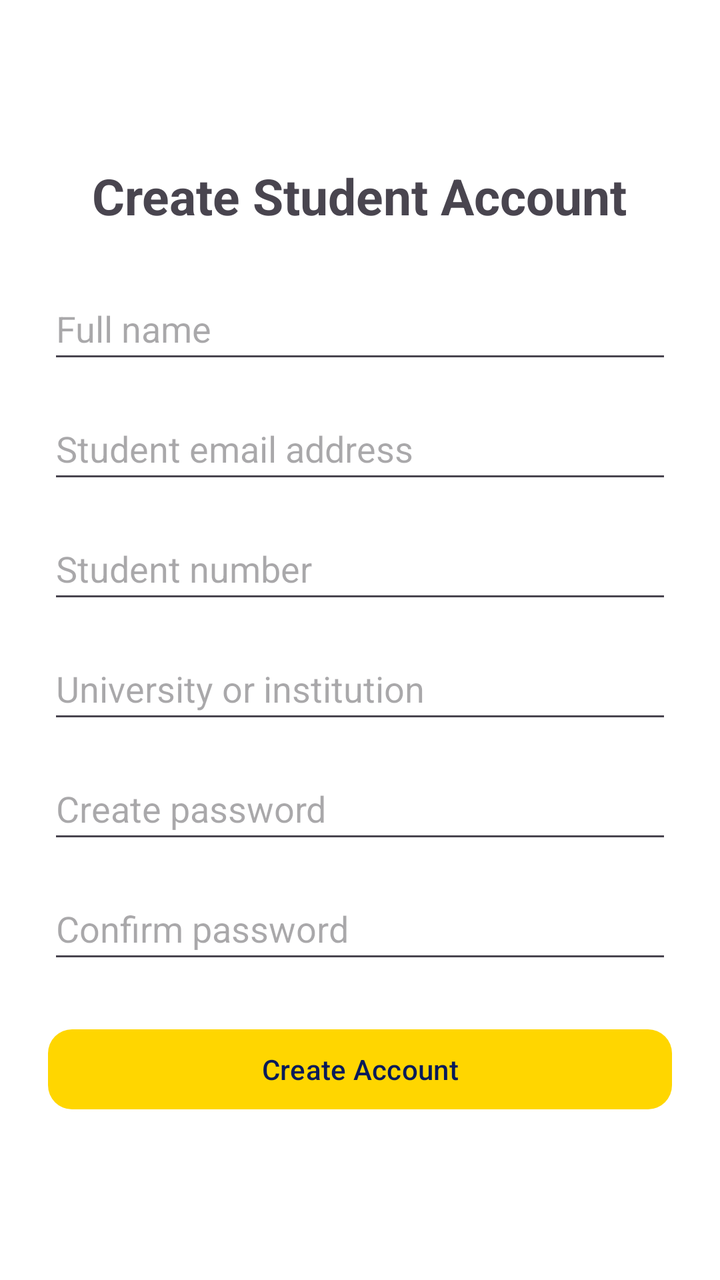
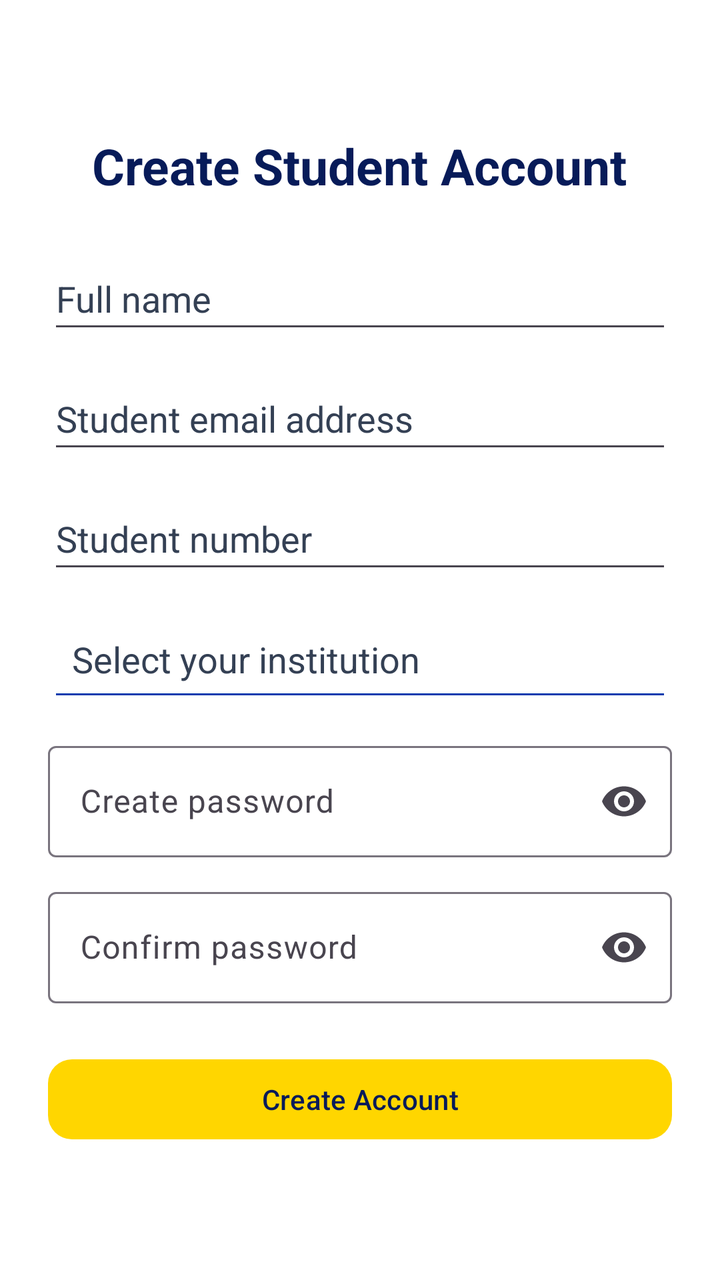

Two renders of the same Android screen: before a commit and after it. Below are the layout's source before the change and the commit's diff.
<!-- AndroidManifest.xml: application theme Theme.StudentMarketplace -->
<!-- res/layout/fragment_register.xml -->
<?xml version="1.0" encoding="utf-8"?>
<ScrollView
    xmlns:android="http://schemas.android.com/apk/res/android"
    android:layout_width="match_parent"
    android:layout_height="match_parent"
    android:fillViewport="true">

    
    <LinearLayout
        android:layout_width="match_parent"
        android:layout_height="wrap_content"
        android:orientation="vertical"
        android:gravity="center"
        android:padding="24dp">

        
        <TextView
            android:layout_width="wrap_content"
            android:layout_height="wrap_content"
            android:text="Create Student Account"
            android:textSize="25sp"
            android:textStyle="bold"
            android:layout_marginBottom="24dp" />

        
        <EditText
            android:id="@+id/etRegisterName"
            android:layout_width="match_parent"
            android:layout_height="wrap_content"
            android:minHeight="48dp"
            android:hint="Full name"
            android:inputType="textPersonName"
            android:autofillHints="name" />

        
        <EditText
            android:id="@+id/etRegisterEmail"
            android:layout_width="match_parent"
            android:layout_height="wrap_content"
            android:minHeight="48dp"
            android:hint="Student email address"
            android:inputType="textEmailAddress"
            android:autofillHints="emailAddress"
            android:layout_marginTop="12dp" />

        
        <EditText
            android:id="@+id/etStudentNumber"
            android:layout_width="match_parent"
            android:layout_height="wrap_content"
            android:minHeight="48dp"
            android:hint="Student number"
            android:inputType="text"
            android:autofillHints="username"
            android:layout_marginTop="12dp" />

        
        <EditText
            android:id="@+id/etInstitution"
            android:layout_width="match_parent"
            android:layout_height="wrap_content"
            android:minHeight="48dp"
            android:hint="University or institution"
            android:inputType="textCapWords"
            android:layout_marginTop="12dp" />

        
        <EditText
            android:id="@+id/etRegisterPassword"
            android:layout_width="match_parent"
            android:layout_height="wrap_content"
            android:minHeight="48dp"
            android:hint="Create password"
            android:inputType="textPassword"
            android:autofillHints="newPassword"
            android:layout_marginTop="12dp" />

        
        <EditText
            android:id="@+id/etConfirmPassword"
            android:layout_width="match_parent"
            android:layout_height="wrap_content"
            android:minHeight="48dp"
            android:hint="Confirm password"
            android:inputType="textPassword"
            android:layout_marginTop="12dp" />

        
        <Button
            android:id="@+id/btnRegister"
            style="@style/StudentMarketplace.SecondaryButton"
            android:layout_width="match_parent"
            android:layout_height="wrap_content"
            android:minHeight="48dp"
            android:text="Create Account"
            android:layout_marginTop="24dp" />

    </LinearLayout>

</ScrollView>
<!-- resources referenced by this layout -->
<resources>
  <style name="StudentMarketplace.SecondaryButton" parent="Widget.Material3.Button">
          <item name="backgroundTint">@color/brand_yellow</item>
          <item name="android:textColor">@color/brand_navy</item>
          <item name="cornerRadius">12dp</item>
      </style>
  <style name="Theme.StudentMarketplace" parent="Base.Theme.StudentMarketplace" />
  <color name="brand_yellow">#FFD600</color>
  <color name="brand_navy">#071B59</color>
  <style name="Base.Theme.StudentMarketplace" parent="Theme.Material3.DayNight.NoActionBar">
  
          <item name="colorPrimary">@color/brand_blue</item>
          <item name="colorOnPrimary">@color/brand_white</item>
          <item name="colorSecondary">@color/brand_yellow</item>
          <item name="colorOnSecondary">@color/brand_navy</item>
  
          <item name="android:colorBackground">@color/brand_white</item>
          <item name="android:textColorPrimary">@color/text_primary</item>
  
          <item name="android:statusBarColor">@color/brand_navy</item>
          <item name="android:navigationBarColor">@color/brand_navy</item>
      </style>
  <color name="brand_blue">#073BAE</color>
  <color name="brand_white">#FFFFFF</color>
  <color name="text_primary">#071B59</color>
</resources>

<!-- the commit's change to res/layout/fragment_register.xml (unified diff, before → after) -->
@@ -1,6 +1,7 @@
 <?xml version="1.0" encoding="utf-8"?>
 <ScrollView
     xmlns:android="http://schemas.android.com/apk/res/android"
+    xmlns:app="http://schemas.android.com/apk/res-auto"
     android:layout_width="match_parent"
     android:layout_height="match_parent"
     android:fillViewport="true">
@@ -55,35 +56,68 @@
             android:layout_marginTop="12dp" />
 
         
-        <EditText
+        <AutoCompleteTextView
             android:id="@+id/etInstitution"
             android:layout_width="match_parent"
             android:layout_height="wrap_content"
-            android:minHeight="48dp"
-            android:hint="University or institution"
-            android:inputType="textCapWords"
+            android:minHeight="52dp"
+            android:padding="12dp"
+            android:backgroundTint="@color/brand_blue"
+            android:hint="Select your institution"
+            android:inputType="none"
+            android:focusable="false"
+            android:clickable="true"
+            android:textColor="@color/text_primary"
+            android:textColorHint="@color/text_secondary"
             android:layout_marginTop="12dp" />
 
         
         <EditText
-            android:id="@+id/etRegisterPassword"
+            android:id="@+id/etCustomInstitution"
             android:layout_width="match_parent"
             android:layout_height="wrap_content"
             android:minHeight="48dp"
-            android:hint="Create password"
-            android:inputType="textPassword"
-            android:autofillHints="newPassword"
-            android:layout_marginTop="12dp" />
+            android:hint="Enter your institution name"
+            android:inputType="textCapWords"
+            android:visibility="gone"
+            android:layout_marginTop="8dp" />
 
         
-        <EditText
-            android:id="@+id/etConfirmPassword"
+        <com.google.android.material.textfield.TextInputLayout
             android:layout_width="match_parent"
             android:layout_height="wrap_content"
-            android:minHeight="48dp"
-            android:hint="Confirm password"
-            android:inputType="textPassword"
-            android:layout_marginTop="12dp" />
+            android:layout_marginTop="12dp"
+            app:endIconMode="password_toggle">
+
+            
+            <com.google.android.material.textfield.TextInputEditText
+                android:id="@+id/etRegisterPassword"
+                android:layout_width="match_parent"
+                android:layout_height="wrap_content"
+                android:minHeight="48dp"
+                android:hint="Create password"
+                android:inputType="textPassword"
+                android:autofillHints="newPassword" />
+
+        </com.google.android.material.textfield.TextInputLayout>
+
+        
+        <com.google.android.material.textfield.TextInputLayout
+            android:layout_width="match_parent"
+            android:layout_height="wrap_content"
+            android:layout_marginTop="12dp"
+            app:endIconMode="password_toggle">
+
+            
+            <com.google.android.material.textfield.TextInputEditText
+                android:id="@+id/etConfirmPassword"
+                android:layout_width="match_parent"
+                android:layout_height="wrap_content"
+                android:minHeight="48dp"
+                android:hint="Confirm password"
+                android:inputType="textPassword" />
+
+        </com.google.android.material.textfield.TextInputLayout>
 
         
         <Button
<!-- resource entries referenced after the edit -->
@@ -17,6 +17,10 @@
   
           <item name="android:colorBackground">@color/brand_white</item>
           <item name="android:textColorPrimary">@color/text_primary</item>
+          
+          <item name="android:textColorHint">@color/text_secondary</item>
+          
+          <item name="android:textColor">@color/text_primary</item>
   
           <item name="android:statusBarColor">@color/brand_navy</item>
           <item name="android:navigationBarColor">@color/brand_navy</item>
@@ -24,5 +28,6 @@
   <color name="brand_blue">#073BAE</color>
   <color name="brand_white">#FFFFFF</color>
   <color name="text_primary">#071B59</color>
+  <color name="text_secondary">#344054</color>
 </resources>
 
